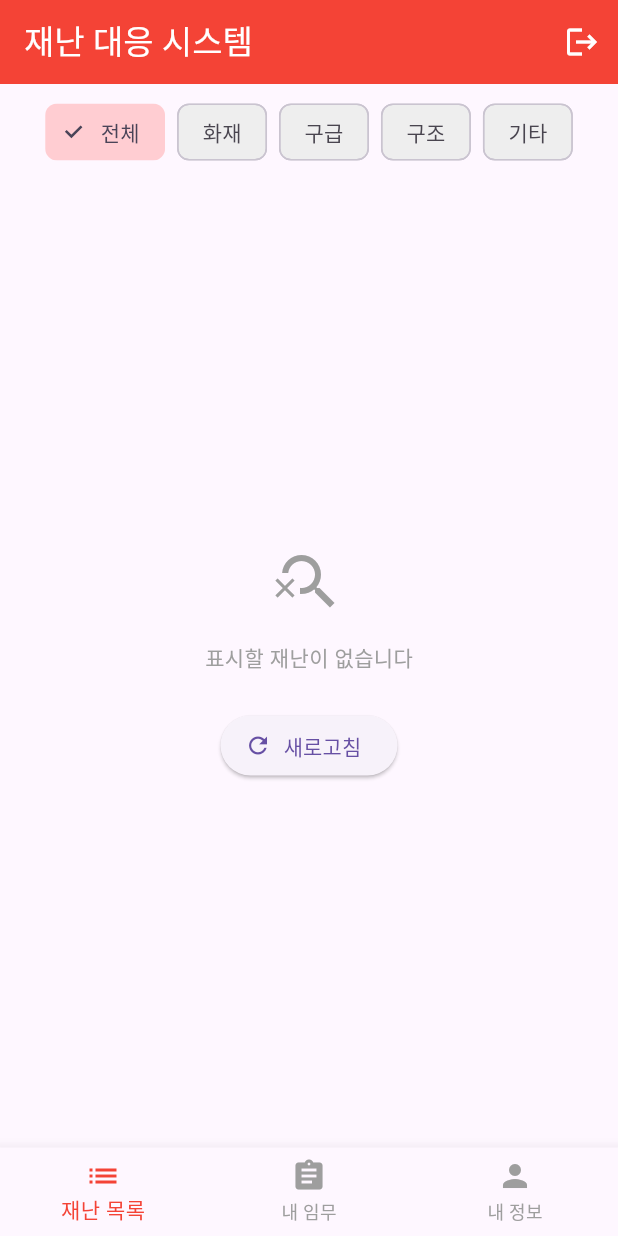
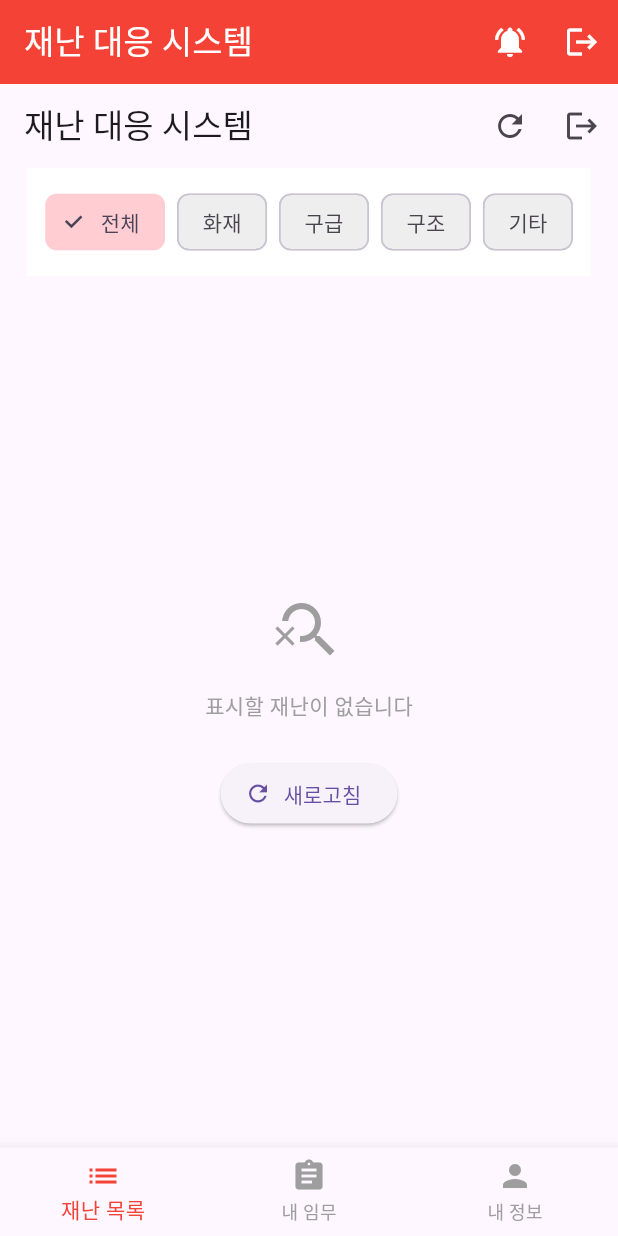
Before and after one commit to Snare87/goodpeople-emergency-system, a Flutter app: the screen it shows once a user with an empty profile is signed in, after a tap on "새로고침", on a phone screen of 412 x 824 dp. Run offline on Flutter 3.47's test engine with Material 3 defaults, Android fonts, the phone set to English and light mode, and no system bars; our stand-ins replace cloud_functions, firebase_auth, firebase_core, firebase_database, firebase_messaging, flutter_local_notifications and 2 more; accounts and stored records are empty; network calls fail.

Commit message:
alarm fixing 2/0

```diff
--- a/packages/mobile-responder/lib/main.dart
+++ b/packages/mobile-responder/lib/main.dart
@@ -36,8 +36,8 @@ void main() async {
     // 백그라운드 메시지 핸들러 설정
     FirebaseMessaging.onBackgroundMessage(_firebaseMessagingBackgroundHandler);
 
-    // 알림 서비스 초기화 - void를 반환하는 함수이므로 await 제거
-    NotificationService().initialize();
+    // 알림 서비스 초기화 - Future<void>를 반환하므로 await 사용
+    await NotificationService().initialize();
     debugPrint('✅ 알림 서비스 초기화 완료');
 
     // 초기화 성공 - 정상 앱 실행
--- a/packages/mobile-responder/lib/screens/home_screen.dart
+++ b/packages/mobile-responder/lib/screens/home_screen.dart
@@ -252,7 +252,6 @@ class _HomeScreenState extends State<HomeScreen> {
       });
 
       if (mounted) {
-        setState(() {}); // UI 업데이트
         ScaffoldMessenger.of(context).showSnackBar(
           SnackBar(
             content: Text(!currentStatus ? '알림이 켜졌습니다' : '알림이 꺼졌습니다'),
@@ -261,39 +260,16 @@ class _HomeScreenState extends State<HomeScreen> {
         );
       }
     } catch (e) {
-      debugPrint('[HomeScreen] 알림 토글 오류: $e');
+      debugPrint('[MainScreen] 알림 토글 오류: $e');
     }
   }
 
   @override
   Widget build(BuildContext context) {
-    // 탭뷰 모드일 때는 Scaffold 없이 본문만 반환
-    if (widget.isTabView) {
-      return _buildBody();
-    }
-
-    // 기존 독립 화면 모드
     return Scaffold(
       appBar: AppBar(
         title: const Text('재난 대응 시스템'),
         actions: [
-          // 알림 토글 추가
-          FutureBuilder<bool>(
-            future: _getNotificationStatus(),
-            builder: (context, snapshot) {
-              final isEnabled = snapshot.data ?? true;
-              return IconButton(
-                icon: Icon(
-                  isEnabled
-                      ? Icons.notifications_active
-                      : Icons.notifications_off,
-                  color: isEnabled ? Colors.white : Colors.grey[300],
-                ),
-                onPressed: _toggleNotifications,
-                tooltip: isEnabled ? '알림 켜짐' : '알림 꺼짐',
-              );
-            },
-          ),
           IconButton(
             icon: const Icon(Icons.refresh),
             onPressed: _isLoading ? null : _refresh,
@@ -315,7 +291,22 @@ class _HomeScreenState extends State<HomeScreen> {
     return Column(
       children: [
         // 필터 영역
-        _buildFilterSection(),
+        Container(
+          color: Colors.white,
+          padding: const EdgeInsets.symmetric(horizontal: 8, vertical: 12),
+          child: SingleChildScrollView(
+            scrollDirection: Axis.horizontal,
+            child: Row(
+              children: [
+                _buildFilterChip("전체"),
+                _buildFilterChip("화재"),
+                _buildFilterChip("구급"),
+                _buildFilterChip("구조"),
+                _buildFilterChip("기타"),
+              ],
+            ),
+          ),
+        ),
 
         // 활성 임무 상태 배너 추가
         if (_hasActiveMission)
@@ -347,11 +338,33 @@ class _HomeScreenState extends State<HomeScreen> {
     );
   }
 
-  // 필터 섹션 위젯 (기타 탭 추가)
+  // 필터 섹션 위젯
   Widget _buildFilterSection() {
-    return Padding(
+    return Container(
+      color: Colors.white,
       padding: const EdgeInsets.all(8.0),
-      child: SingleChildScrollView(
+      child: Column(
+        children: [
+          // 새로고침 버튼을 필터 위에 배치
+          Row(
+            mainAxisAlignment: MainAxisAlignment.end,
+            children: [
+              TextButton.icon(
+                onPressed: _isLoading ? null : _refresh,
+                icon: const Icon(Icons.refresh, size: 18),
+                label: const Text('새로고침'),
+                style: TextButton.styleFrom(
+                  foregroundColor: Colors.grey[700],
+                  padding: const EdgeInsets.symmetric(
+                    horizontal: 12,
+                    vertical: 4,
+                  ),
+                ),
+              ),
+            ],
+          ),
+          // 필터 칩들
+          SingleChildScrollView(
             scrollDirection: Axis.horizontal,
             child: Row(
               children: [
@@ -359,9 +372,11 @@ class _HomeScreenState extends State<HomeScreen> {
                 _buildFilterChip("화재"),
                 _buildFilterChip("구급"),
                 _buildFilterChip("구조"),
-            _buildFilterChip("기타"), // 기타 탭 추가
+                _buildFilterChip("기타"),
               ],
             ),
+          ),
+        ],
       ),
     );
   }
--- a/packages/mobile-responder/lib/screens/main_screen.dart
+++ b/packages/mobile-responder/lib/screens/main_screen.dart
@@ -1,5 +1,6 @@
 import 'package:flutter/material.dart';
 import 'package:firebase_auth/firebase_auth.dart';
+import 'package:firebase_database/firebase_database.dart';
 import 'package:goodpeople_responder/screens/home_screen.dart';
 import 'package:goodpeople_responder/screens/my_missions_screen.dart';
 import 'package:goodpeople_responder/screens/profile_info_screen.dart';
@@ -25,7 +26,7 @@ class _MainScreenState extends State<MainScreen> {
     _pages = [
       const HomeScreen(isTabView: true), // 탭뷰 모드로 설정
       const MyMissionsScreen(),
-      const ProfileInfoScreen(), // 프로필 페이지 추가
+      const ProfileInfoScreen(),
     ];
     _listenToActiveMissions();
   }
@@ -54,6 +55,46 @@ class _MainScreenState extends State<MainScreen> {
     }
   }
 
+  // 알림 상태 가져오기
+  Future<bool> _getNotificationStatus() async {
+    final userId = FirebaseAuth.instance.currentUser?.uid;
+    if (userId == null) return true;
+
+    try {
+      final snapshot =
+          await FirebaseDatabase.instance
+              .ref('users/$userId/notificationEnabled')
+              .get();
+      return snapshot.value as bool? ?? true;
+    } catch (e) {
+      return true;
+    }
+  }
+
+  // 알림 토글
+  Future<void> _toggleNotifications() async {
+    final userId = FirebaseAuth.instance.currentUser?.uid;
+    if (userId == null) return;
+
+    try {
+      final currentStatus = await _getNotificationStatus();
+      await FirebaseDatabase.instance.ref('users/$userId').update({
+        'notificationEnabled': !currentStatus,
+      });
+
+      if (mounted) {
+        ScaffoldMessenger.of(context).showSnackBar(
+          SnackBar(
+            content: Text(!currentStatus ? '알림이 켜졌습니다' : '알림이 꺼졌습니다'),
+            duration: const Duration(seconds: 2),
+          ),
+        );
+      }
+    } catch (e) {
+      debugPrint('[MainScreen] 알림 토글 오류: $e');
+    }
+  }
+
   @override
   Widget build(BuildContext context) {
     return Scaffold(
@@ -62,6 +103,23 @@ class _MainScreenState extends State<MainScreen> {
         backgroundColor: Colors.red,
         foregroundColor: Colors.white,
         actions: [
+          // 알림 토글
+          FutureBuilder<bool>(
+            future: _getNotificationStatus(),
+            builder: (context, snapshot) {
+              final isEnabled = snapshot.data ?? true;
+              return IconButton(
+                icon: Icon(
+                  isEnabled
+                      ? Icons.notifications_active
+                      : Icons.notifications_off,
+                  color: isEnabled ? Colors.white : Colors.grey[300],
+                ),
+                onPressed: _toggleNotifications,
+                tooltip: isEnabled ? '알림 켜짐' : '알림 꺼짐',
+              );
+            },
+          ),
           IconButton(
             icon: const Icon(Icons.logout),
             onPressed: _logout,
--- a/packages/mobile-responder/lib/screens/profile_info_screen.dart
+++ b/packages/mobile-responder/lib/screens/profile_info_screen.dart
@@ -2,6 +2,7 @@
 import 'package:flutter/material.dart';
 import 'package:firebase_auth/firebase_auth.dart';
 import 'package:firebase_database/firebase_database.dart';
+import 'package:firebase_messaging/firebase_messaging.dart';
 import 'package:geolocator/geolocator.dart';
 
 class ProfileInfoScreen extends StatefulWidget {
@@ -159,6 +160,16 @@ class _ProfileInfoScreenState extends State<ProfileInfoScreen> {
           }
         }
       }
+    }
+  }
+
+  // FCM 토큰 확인 함수 추가
+  Future<String?> _getFcmToken() async {
+    try {
+      final messaging = FirebaseMessaging.instance;
+      return await messaging.getToken();
+    } catch (e) {
+      return null;
     }
   }
 
@@ -375,6 +386,46 @@ class _ProfileInfoScreenState extends State<ProfileInfoScreen> {
                         ),
                       ),
                       const SizedBox(height: 16),
+
+                      // 디버그 정보 (FCM 토큰 표시)
+                      ExpansionTile(
+                        title: const Text(
+                          '디버그 정보',
+                          style: TextStyle(fontSize: 14, color: Colors.grey),
+                        ),
+                        children: [
+                          FutureBuilder<String?>(
+                            future: _getFcmToken(),
+                            builder: (context, snapshot) {
+                              return Container(
+                                padding: const EdgeInsets.all(12),
+                                color: Colors.grey[100],
+                                child: Column(
+                                  crossAxisAlignment: CrossAxisAlignment.start,
+                                  children: [
+                                    const Text(
+                                      'FCM 토큰:',
+                                      style: TextStyle(
+                                        fontWeight: FontWeight.bold,
+                                      ),
+                                    ),
+                                    const SizedBox(height: 4),
+                                    Text(
+                                      snapshot.data ?? '토큰 없음',
+                                      style: const TextStyle(fontSize: 12),
+                                    ),
+                                    const SizedBox(height: 8),
+                                    Text(
+                                      '알림 상태: ${_notificationEnabled ? "켜짐" : "꺼짐"}',
+                                      style: const TextStyle(fontSize: 12),
+                                    ),
+                                  ],
+                                ),
+                              );
+                            },
+                          ),
+                        ],
+                      ),
                     ],
                   ),
                 ),
--- a/packages/mobile-responder/lib/services/notification_service.dart
+++ b/packages/mobile-responder/lib/services/notification_service.dart
@@ -17,8 +17,22 @@ class NotificationService {
 
   // 초기화
   Future<void> initialize() async {
+    try {
       // 알림 권한 요청
-    await _messaging.requestPermission(alert: true, badge: true, sound: true);
+      final settings = await _messaging.requestPermission(
+        alert: true,
+        badge: true,
+        sound: true,
+        provisional: false, // iOS에서 임시 권한 대신 명시적 권한 요청
+      );
+
+      debugPrint('알림 권한 상태: ${settings.authorizationStatus}');
+
+      // 권한이 거부된 경우
+      if (settings.authorizationStatus == AuthorizationStatus.denied) {
+        debugPrint('알림 권한이 거부되었습니다');
+        return;
+      }
 
       // FCM 토큰 가져오기 및 저장
       await updateFcmToken();
@@ -50,6 +64,8 @@ class NotificationService {
         '긴급 알림',
         description: '재난 상황 및 긴급 알림',
         importance: Importance.high,
+        playSound: true,
+        enableVibration: true,
       );
 
       await _localNotifications
@@ -75,6 +91,11 @@ class NotificationService {
         debugPrint('FCM 토큰 리프레시: $newToken');
         _saveFcmToken(newToken);
       });
+
+      debugPrint('NotificationService 초기화 완료');
+    } catch (e) {
+      debugPrint('NotificationService 초기화 오류: $e');
+    }
   }
 
   // FCM 토큰 업데이트
```
Lines whose indentation alone changed are shown as unchanged.
